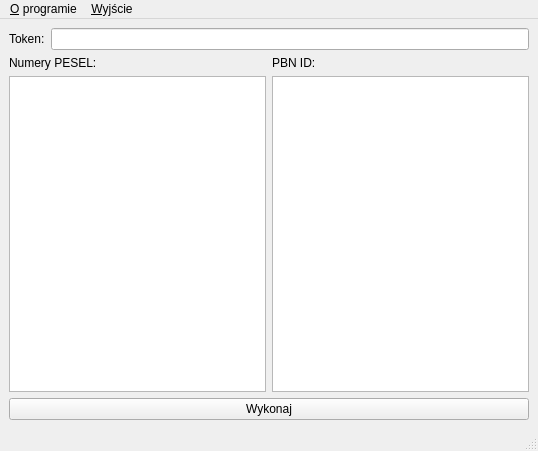
mpasternak/pesel2pbn, file src/pesel2pbn/pesel2pbn.ui: the form before one commit.
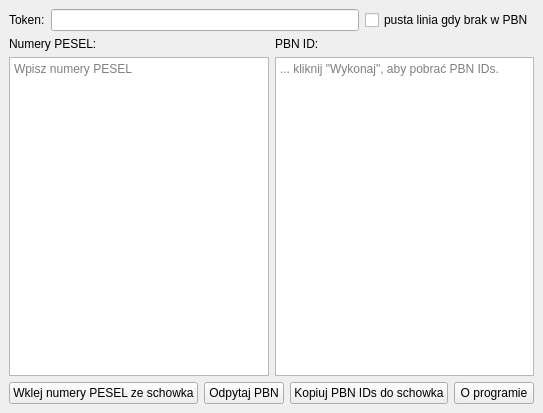
The form after the commit.

What changed in the file:
```diff
--- a/src/pesel2pbn/pesel2pbn.ui
+++ b/src/pesel2pbn/pesel2pbn.ui
@@ -6,8 +6,8 @@
    <rect>
     <x>0</x>
     <y>0</y>
-    <width>538</width>
-    <height>451</height>
+    <width>490</width>
+    <height>413</height>
    </rect>
   </property>
   <property name="cursor">
@@ -17,8 +17,8 @@
    <string>pesel2pbn</string>
   </property>
   <widget class="QWidget" name="centralwidget">
-   <layout class="QVBoxLayout" name="verticalLayout_5">
-    <item>
+   <layout class="QGridLayout" name="gridLayout">
+    <item row="0" column="0">
      <layout class="QVBoxLayout" name="verticalLayout_4">
       <item>
        <layout class="QVBoxLayout" name="verticalLayout_3">
@@ -32,7 +32,22 @@
            </widget>
           </item>
           <item>
-           <widget class="QLineEdit" name="lineEdit"/>
+           <widget class="QLineEdit" name="token">
+            <property name="toolTip">
+             <string>Token autoryzacyjny może otrzymać osoba mająca uprawnienia 
+zarządzającego bibliografią w POLon/PBN.</string>
+            </property>
+           </widget>
+          </item>
+          <item>
+           <widget class="QCheckBox" name="emptyLineIfNoPBN">
+            <property name="toolTip">
+             <string>&lt;html&gt;&lt;head/&gt;&lt;body&gt;&lt;p&gt;Jeżeli brak danego PESEL w PBN, program wstawi domyślnie tekst &amp;quot;Brak w PBN&amp;quot; w listę rezultatów. &lt;/p&gt;&lt;p&gt;Jednakże, jeżeli pożądane przez Ciebie działanie to wstawienie tam pustej linii, wówczas zaznacz tę kontrolkę.&lt;/p&gt;&lt;/body&gt;&lt;/html&gt;</string>
+            </property>
+            <property name="text">
+             <string>pusta linia gdy brak w PBN</string>
+            </property>
+           </widget>
           </item>
          </layout>
         </item>
@@ -48,7 +63,11 @@
              </widget>
             </item>
             <item>
-             <widget class="QPlainTextEdit" name="plainTextEdit"/>
+             <widget class="QPlainTextEdit" name="numeryPESEL">
+              <property name="placeholderText">
+               <string>Wpisz numery PESEL</string>
+              </property>
+             </widget>
             </item>
            </layout>
           </item>
@@ -62,7 +81,14 @@
              </widget>
             </item>
             <item>
-             <widget class="QPlainTextEdit" name="plainTextEdit_2"/>
+             <widget class="QPlainTextEdit" name="numeryPBN">
+              <property name="readOnly">
+               <bool>true</bool>
+              </property>
+              <property name="placeholderText">
+               <string>... kliknij &quot;Wykonaj&quot;, aby pobrać PBN IDs.</string>
+              </property>
+             </widget>
             </item>
            </layout>
           </item>
@@ -71,39 +97,58 @@
        </layout>
       </item>
       <item>
-       <widget class="QPushButton" name="pushButton">
-        <property name="text">
-         <string>Wykonaj</string>
-        </property>
-       </widget>
+       <layout class="QHBoxLayout" name="horizontalLayout_3">
+        <item>
+         <widget class="QPushButton" name="pastePESEL">
+          <property name="text">
+           <string>Wklej numery PESEL ze schowka</string>
+          </property>
+         </widget>
+        </item>
+        <item>
+         <widget class="QPushButton" name="wykonajButton">
+          <property name="toolTip">
+           <string>Kliknij, aby uruchomić procedurę pobrania numerów z PBN.</string>
+          </property>
+          <property name="text">
+           <string>Odpytaj PBN</string>
+          </property>
+          <property name="shortcut">
+           <string>Alt+W</string>
+          </property>
+          <property name="autoDefault">
+           <bool>false</bool>
+          </property>
+          <property name="default">
+           <bool>false</bool>
+          </property>
+         </widget>
+        </item>
+        <item>
+         <widget class="QPushButton" name="copyPBN">
+          <property name="text">
+           <string>Kopiuj PBN IDs do schowka</string>
+          </property>
+         </widget>
+        </item>
+        <item>
+         <widget class="QPushButton" name="oProgramie">
+          <property name="text">
+           <string>O programie</string>
+          </property>
+         </widget>
+        </item>
+       </layout>
       </item>
      </layout>
     </item>
    </layout>
   </widget>
-  <widget class="QMenuBar" name="menubar">
-   <property name="geometry">
-    <rect>
-     <x>0</x>
-     <y>0</y>
-     <width>538</width>
-     <height>21</height>
-    </rect>
+  <action name="actionO_programie">
+   <property name="text">
+    <string>O programie</string>
    </property>
-   <widget class="QMenu" name="menu_O_programie">
-    <property name="title">
-     <string>&amp;O programie</string>
-    </property>
-   </widget>
-   <widget class="QMenu" name="menu_Wyj_cie">
-    <property name="title">
-     <string>&amp;Wyjście</string>
-    </property>
-   </widget>
-   <addaction name="menu_O_programie"/>
-   <addaction name="menu_Wyj_cie"/>
-  </widget>
-  <widget class="QStatusBar" name="statusbar"/>
+  </action>
  </widget>
  <resources/>
  <connections/>
```
